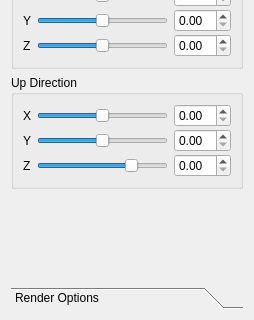
jdthorne/cpsc453, file Assignment 2/SidebarUi.ui: the form before one commit; both pictures show x 0 to 254 and y 269 to 589 of the 254 by 589 pixel window.
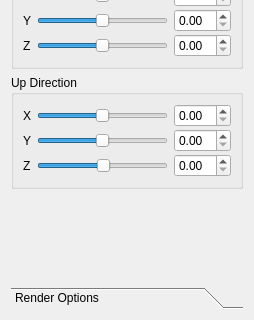
The form after the commit. The open tabs and pages were chosen to show the change.

```diff
--- a/Assignment 2/SidebarUi.ui
+++ b/Assignment 2/SidebarUi.ui
@@ -666,10 +666,10 @@
           <item row="2" column="1">
            <widget class="QSlider" name="zUp">
             <property name="minimum">
-             <number>-2</number>
+             <number>-100</number>
             </property>
             <property name="maximum">
-             <number>2</number>
+             <number>100</number>
             </property>
             <property name="value">
              <number>1</number>
```
Left out of the diff: 17 changed lines with no effect on the pictures.
